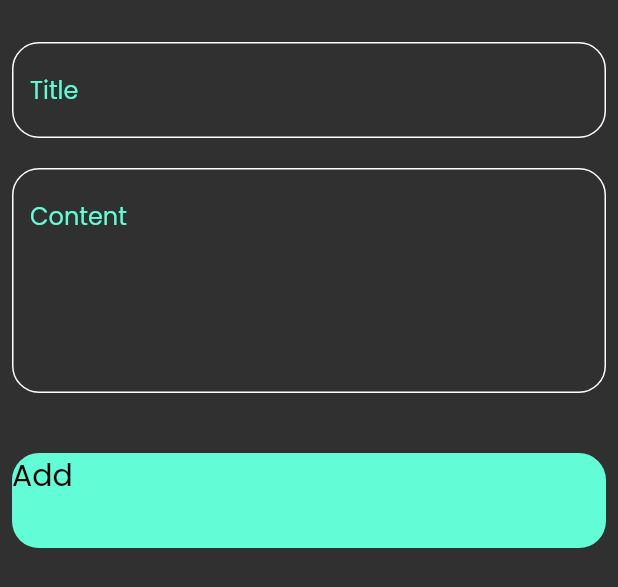
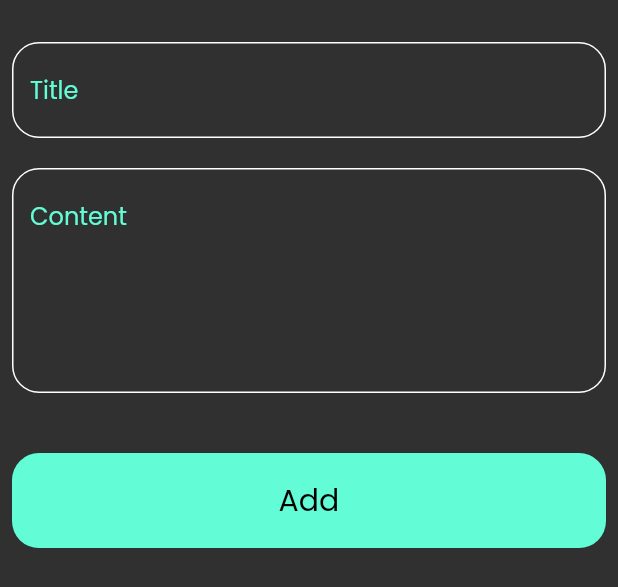
Before and after one commit to JohnAmir450/notes_app_exercise, a Flutter app: the AddNoteButttomSheet widget shown alone on an empty page, opened directly, on a phone screen of 412 x 824 dp. Shown: the top 587 px of the screen. Run offline on Flutter 3.47's test engine with Material 2 defaults, Android fonts, the phone set to English and light mode, and no system bars; our stand-ins replace bloc, flutter_bloc, font_awesome_flutter, hive, hive_flutter; accounts and stored records are empty.

Commit message:
fix keyboard issue done

```diff
--- a/lib/widgets/add_note_bottom_sheet.dart
+++ b/lib/widgets/add_note_bottom_sheet.dart
@@ -1,6 +1,5 @@
 import 'package:flutter/material.dart';
 import 'package:flutter_bloc/flutter_bloc.dart';
-import 'package:modal_progress_hud_nsn/modal_progress_hud_nsn.dart';
 import 'package:notes_app_exercise/cubits/add_note_cubit/add_note_cubit.dart';
 import 'package:notes_app_exercise/widgets/show_snack_bar.dart';
 import 'add_note_form.dart';
@@ -30,8 +29,14 @@ class _AddNoteButttomSheetState extends State<AddNoteButttomSheet> {
           }
         },
         builder: (context, state) {
-          return const SingleChildScrollView(
-            child: AddNoteForm(),
+          return AbsorbPointer(
+            absorbing: state is AddNoteLoading? true:false,
+            child: Padding(
+              padding:  EdgeInsets.only(bottom: MediaQuery.of(context).viewInsets.bottom),
+              child: const SingleChildScrollView(
+                child: AddNoteForm(),
+              ),
+            ),
           );
         },
       ),
--- a/lib/widgets/custom_bottom.dart
+++ b/lib/widgets/custom_bottom.dart
@@ -25,13 +25,15 @@ class CustomBottom extends StatelessWidget {
     );
   }
 
-  Text customAddNoteBottomText() {
-    return const Text(
+  Center customAddNoteBottomText() {
+    return const Center(
+      child:  Text(
                 'Add',
                 style: TextStyle(
                     fontSize: 20,
                     fontWeight: FontWeight.w500,
                     color: Colors.black),
+              ),
     );
   }
 
```
Lines whose indentation alone changed are shown as unchanged.
